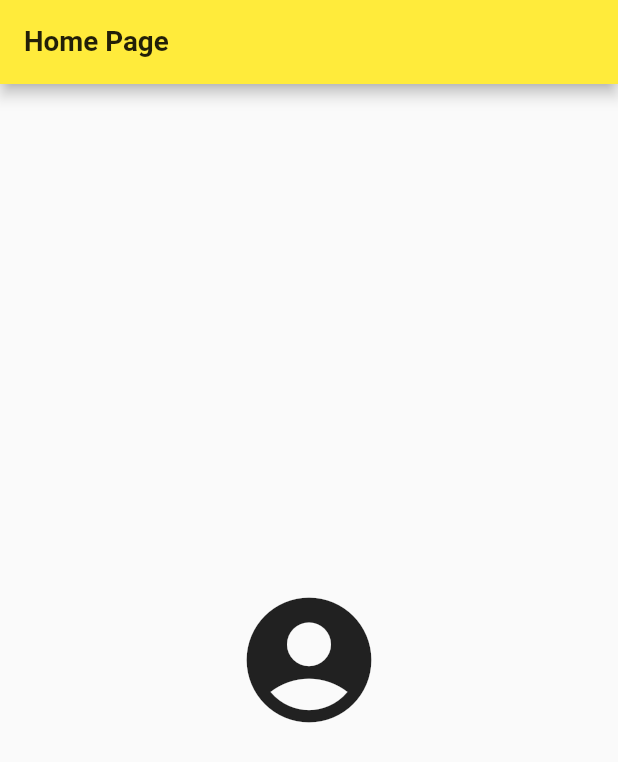
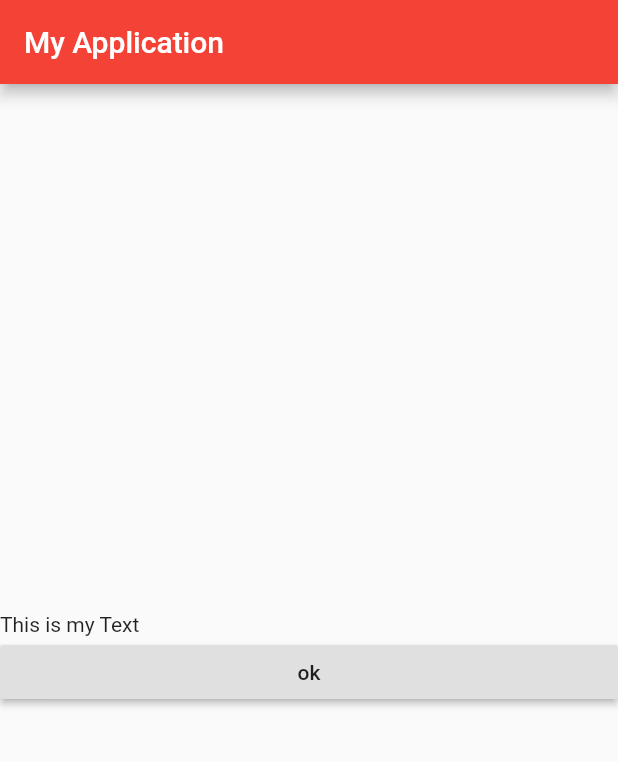
Before and after one commit to TasnuvaOshin/Flutter_Dart_Basic, a Flutter app: the screen it shows after launch, on a phone screen of 412 x 824 dp. Shown: the top 762 px of the screen. Run offline on Flutter 3.47's test engine with Material 2 defaults, Android fonts, the phone set to English and light mode, and no system bars.

Commit message:
Columns Works

```diff
--- a/lib/main.dart
+++ b/lib/main.dart
@@ -5,116 +5,60 @@ void main(){
 }
 
 
-class  myApp  extends StatelessWidget {
+
+
+ class myApp extends StatelessWidget {
   @override
   Widget build(BuildContext context) {
     return MaterialApp(
-      title: "tasnvaOshin",
+
+      title: "Tasnuva App",
       theme: ThemeData(
-          primarySwatch: Colors.green,
+
+        primarySwatch: Colors.red,
 
       ),
 
-     home: Scaffold(
-appBar: AppBar(
+      home: Scaffold(
 
-  title: Text(
-    "Home Page",
-    style: TextStyle(
-      fontSize: 18.5,
-      fontStyle: FontStyle.normal,
-      fontWeight: FontWeight.bold,
-      color: Colors.black87,
+        //our app bar which will be top of your app
+      appBar: AppBar(
+      title: Text(
 
-    ),
+  "My Application",
+      ),
+      ),
 
-  ),
+   body: Column(
 
-backgroundColor: Colors.yellow,
+     mainAxisAlignment: MainAxisAlignment.center,
+     crossAxisAlignment: CrossAxisAlignment.stretch,
 
-),
+     children: <Widget>[
+
+        Text(
+           "This is my Text",
+
+        ),
+
+        RaisedButton(
+
+          onPressed: (){},
+          child: Text(
+
+            "ok",
+          ),
+        )
 
 
-
-body: Center(
-
-  child: IconButton(
-        onPressed: (){},
-        icon: Icon(
-           Icons.account_circle,
-
-
-        ),
-         iconSize: 100.0,
-         splashColor: Colors.blue,
-         tooltip: "This is account",
-
-  ),
-
-  // child: MaterialButton(
-  //   onPressed: (){},
-  //   color: Colors.yellow,
-  //   padding: EdgeInsets.symmetric(vertical: 10.5,horizontal: 12.5),
-  //   shape: OutlineInputBorder(),
-  //   child: Text(
-  //      "This is Material Button",
-  //      style: TextStyle(
-
-  //           color: Colors.deepPurple,
-  //           fontSize: 20.0,
-  //           fontWeight: FontWeight.bold,
-
-  //      ),
-
-  //   ),
-
-  // ),
-
-//   child: RaisedButton(
-// shape: Border.all(width: 2.0,color: Colors.deepOrange),
-// padding: EdgeInsets.symmetric(vertical: 10.5,horizontal: 10.5),
-// color: Colors.black38,
-// elevation: 10.5,
-// splashColor: Colors.cyan,
-// onPressed: (){},
-// child: Text(
-// "Raised Button Test",
-// style: TextStyle(
-// color: Colors.white,
-// fontSize: 23.5,
-// fontWeight: FontWeight.bold,
+     ],
 
 
 
 
-// ),
+   ),
 
-
-// ),
-
-//   ),
-// child: FlatButton(
-//   color: Colors.black87,
-//   splashColor: Colors.white,
-// onPressed: (){},
-// child: Text(
-// "Click ME",
-// style: TextStyle(
-// color: Colors.blue,
-// fontWeight: FontWeight.bold,
-// fontSize: 20.0,
-
-
-// ),
-// ),
-
-
-// ),
-
-),
-     ),
-
-
+    ),
     );
   }
 }
```
